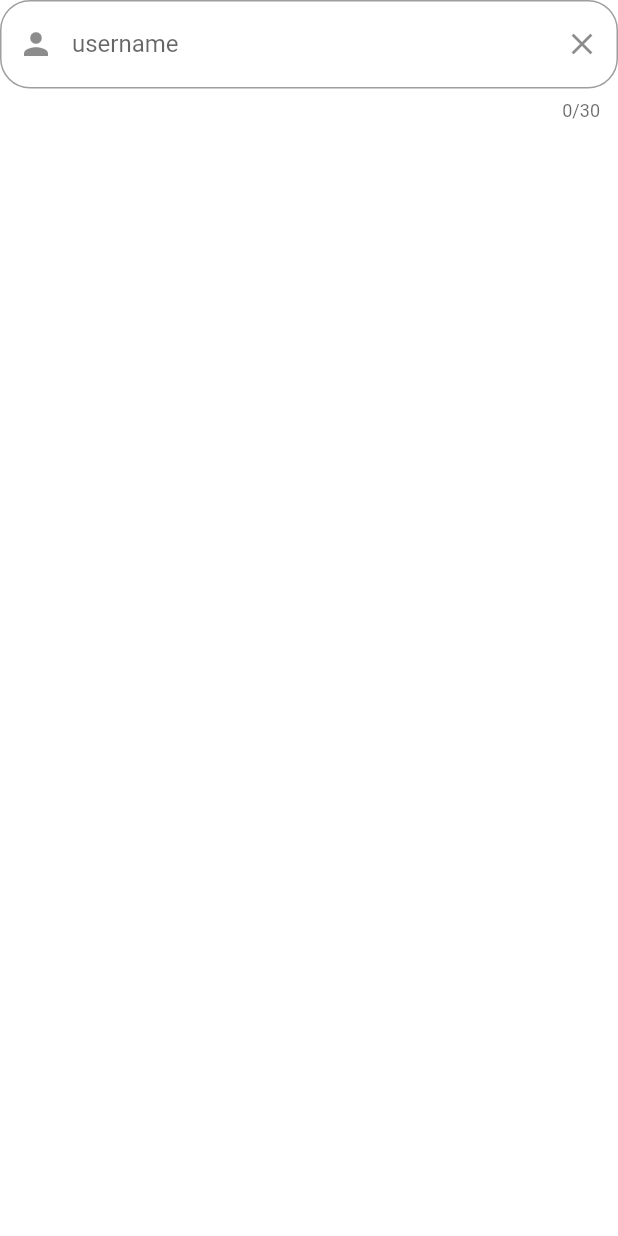
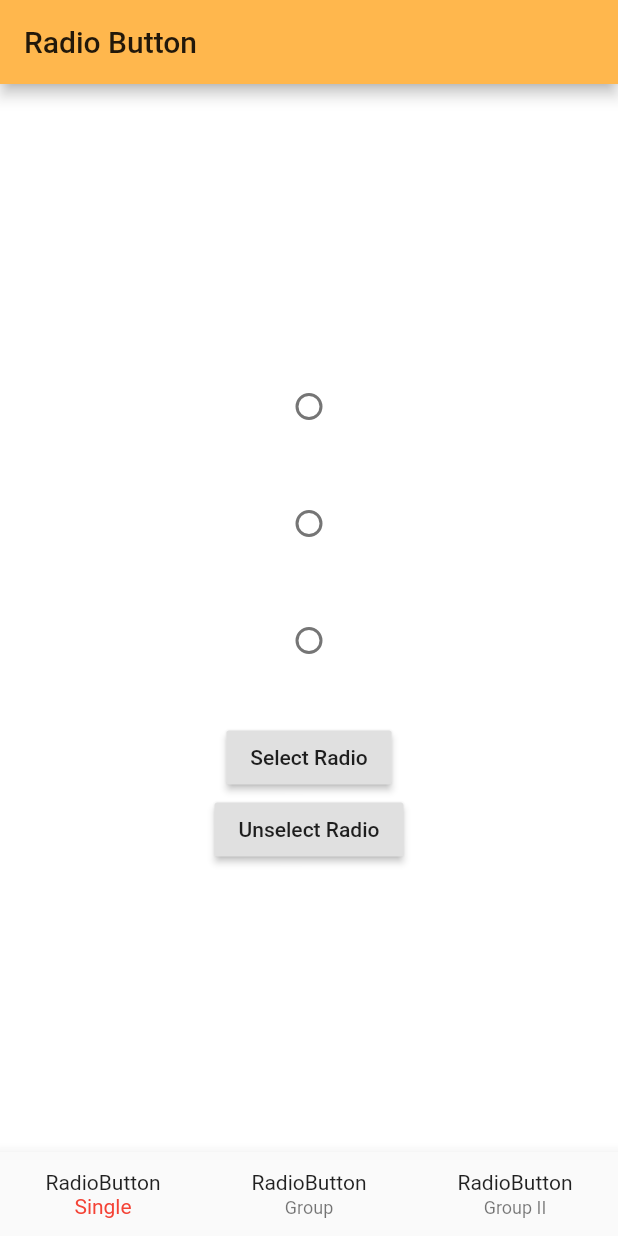
Before and after one commit to Bijayadhs/flutter-practice-examples, a Flutter app: the screen it shows after launch, on a phone screen of 412 x 824 dp. Run offline on Flutter 3.47's test engine with Material 2 defaults, Android fonts, the phone set to English and light mode, and no system bars.

Commit message:
radio button single

```diff
--- a/lib/main.dart
+++ b/lib/main.dart
@@ -1,6 +1,7 @@
 import 'package:flutter/material.dart';
-import 'package:flutter_practice_project/formpage/form_page.dart';
+import 'package:flutter_practice_project/radiobutton/radiobutton_page.dart';
 
+// import 'package:flutter_practice_project/formpage/form_page.dart';
 // import 'package:flutter_practice_project/checkbox/checkbox_page.dart';
 // import 'package:flutter_practice_project/dialog/dialog_page.dart';
 // import 'package:flutter_practice_project/provider/home_page.dart';
@@ -22,10 +23,11 @@ class MyApp extends StatelessWidget {
         scaffoldBackgroundColor: Colors.white,
         visualDensity: VisualDensity.adaptivePlatformDensity,
       ),
-      home: FormPage(),
+      home: RadioButtonPage(),
     );
   }
 }
+// home: FormPage(),
 // home: CheckboxPage(),
 // home: DialogPage(),
 // home: HomePageProvider(),
--- /dev/null
+++ b/lib/radiobutton/pages/radio_advance.dart
@@ -0,0 +1,14 @@
+import 'package:flutter/material.dart';
+
+class RadioButtonAdvanceWidget extends StatefulWidget {
+  @override
+  _RadioButtonAdvanceWidgetState createState() =>
+      _RadioButtonAdvanceWidgetState();
+}
+
+class _RadioButtonAdvanceWidgetState extends State<RadioButtonAdvanceWidget> {
+  @override
+  Widget build(BuildContext context) {
+    return Container();
+  }
+}
--- /dev/null
+++ b/lib/radiobutton/pages/radio_group.dart
@@ -0,0 +1,13 @@
+import 'package:flutter/material.dart';
+
+class RadioButtonGroupWidget extends StatefulWidget {
+  @override
+  _RadioButtonGroupWidgetState createState() => _RadioButtonGroupWidgetState();
+}
+
+class _RadioButtonGroupWidgetState extends State<RadioButtonGroupWidget> {
+  @override
+  Widget build(BuildContext context) {
+    return Container();
+  }
+}
--- /dev/null
+++ b/lib/radiobutton/pages/radio_single.dart
@@ -0,0 +1,49 @@
+import 'package:flutter/material.dart';
+
+class RadioButtonSingleWidget extends StatefulWidget {
+  @override
+  _RadioButtonSingleWidgetState createState() =>
+      _RadioButtonSingleWidgetState();
+}
+
+class _RadioButtonSingleWidgetState extends State<RadioButtonSingleWidget> {
+  int selectedValue = 0;
+  @override
+  Widget build(BuildContext context) {
+    return Center(
+      child: Column(
+        mainAxisAlignment: MainAxisAlignment.center,
+        children: [
+          Radio<int>(
+            value: 1,
+            autofocus: true,
+            activeColor: Colors.red,
+            focusColor: Colors.green,
+            hoverColor: Colors.pink,
+            groupValue: selectedValue,
+            onChanged: (value) => setState(() => selectedValue = value),
+          ),
+          SizedBox(height: 30),
+          Radio<int>(
+            value: 2,
+            groupValue: selectedValue,
+            onChanged: (value) => setState(() => selectedValue = value),
+          ),
+          SizedBox(height: 30),
+          Radio<int>(
+            value: 3,
+            groupValue: selectedValue,
+            onChanged: (value) => setState(() => selectedValue = value),
+          ),
+          SizedBox(height: 30),
+          RaisedButton(
+              child: Text('Select Radio'),
+              onPressed: () => setState(() => selectedValue = 2)),
+          RaisedButton(
+              child: Text('Unselect Radio'),
+              onPressed: () => setState(() => selectedValue = 0)),
+        ],
+      ),
+    );
+  }
+}
--- /dev/null
+++ b/lib/radiobutton/radiobutton_page.dart
@@ -0,0 +1,54 @@
+import 'package:flutter/material.dart';
+import 'package:flutter_practice_project/radiobutton/pages/radio_advance.dart';
+import 'package:flutter_practice_project/radiobutton/pages/radio_group.dart';
+import 'package:flutter_practice_project/radiobutton/pages/radio_single.dart';
+
+class RadioButtonPage extends StatefulWidget {
+  @override
+  _RadioButtonPageState createState() => _RadioButtonPageState();
+}
+
+class _RadioButtonPageState extends State<RadioButtonPage> {
+  int index = 0;
+  @override
+  Widget build(BuildContext context) {
+    return Scaffold(
+      appBar: AppBar(
+        title: Text('Radio Button'),
+      ),
+      bottomNavigationBar: BottomNavigationBar(
+        currentIndex: index,
+        selectedItemColor: Colors.red,
+        onTap: (int index) => setState(() => this.index = index),
+        items: [
+          BottomNavigationBarItem(
+            icon: Text('RadioButton'),
+            label: 'Single',
+          ),
+          BottomNavigationBarItem(
+            icon: Text('RadioButton'),
+            label: 'Group',
+          ),
+          BottomNavigationBarItem(
+            icon: Text('RadioButton'),
+            label: 'Group II',
+          ),
+        ],
+      ),
+      body: buildPages(),
+    );
+  }
+
+  Widget buildPages() {
+    switch (index) {
+      case 0:
+        return RadioButtonSingleWidget();
+      case 1:
+        return RadioButtonGroupWidget();
+      case 2:
+        return RadioButtonAdvanceWidget();
+      default:
+        return Container();
+    }
+  }
+}
```
